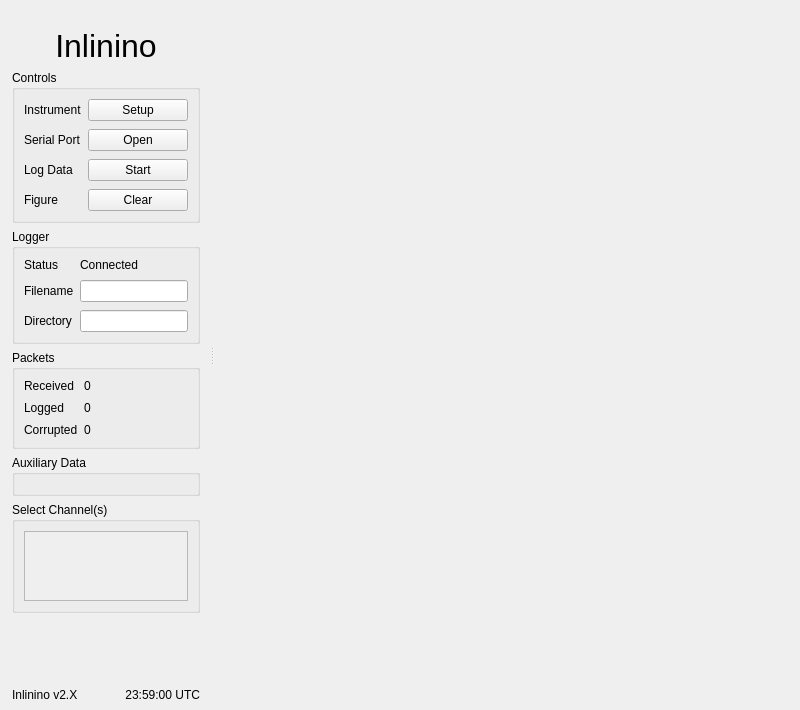
Above: inlinino/resources/main.ui from OceanOptics/Inlinino before the change. Below: the same form after it.
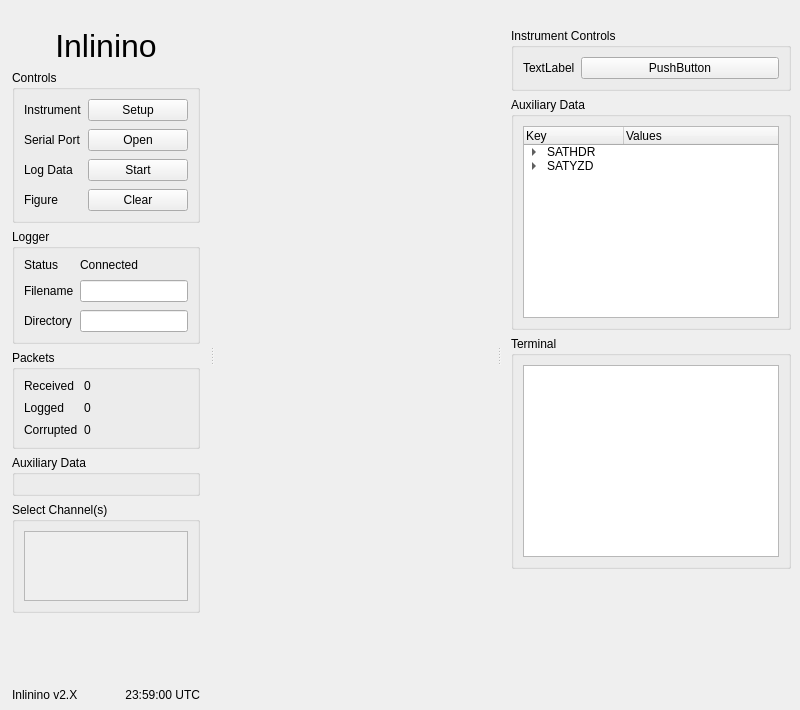
That is the form after the change.

```diff
--- a/inlinino/resources/main.ui
+++ b/inlinino/resources/main.ui
@@ -385,6 +385,132 @@
     </layout>
    </widget>
   </widget>
+  <widget class="QDockWidget" name="dock_widget_secondary">
+   <property name="floating">
+    <bool>false</bool>
+   </property>
+   <property name="features">
+    <set>QDockWidget::DockWidgetMovable</set>
+   </property>
+   <property name="allowedAreas">
+    <set>Qt::LeftDockWidgetArea|Qt::RightDockWidgetArea</set>
+   </property>
+   <attribute name="dockWidgetArea">
+    <number>2</number>
+   </attribute>
+   <widget class="QWidget" name="dock_widget_secondary_layout">
+    <layout class="QVBoxLayout" name="verticalLayout_2">
+     <item>
+      <widget class="QGroupBox" name="group_box_instrument_controls">
+       <property name="title">
+        <string>Instrument Controls</string>
+       </property>
+       <layout class="QFormLayout" name="formLayout">
+        <item row="0" column="0">
+         <widget class="QLabel" name="label_10">
+          <property name="text">
+           <string>TextLabel</string>
+          </property>
+         </widget>
+        </item>
+        <item row="0" column="1">
+         <widget class="QPushButton" name="pushButton">
+          <property name="text">
+           <string>PushButton</string>
+          </property>
+         </widget>
+        </item>
+       </layout>
+      </widget>
+     </item>
+     <item>
+      <widget class="QGroupBox" name="group_box_secondary_auxiliary_data">
+       <property name="title">
+        <string>Auxiliary Data</string>
+       </property>
+       <layout class="QVBoxLayout" name="verticalLayout_3">
+        <item>
+         <widget class="QTreeWidget" name="tree_widget_auxiliary_data">
+          <column>
+           <property name="text">
+            <string>Key</string>
+           </property>
+          </column>
+          <column>
+           <property name="text">
+            <string>Values</string>
+           </property>
+          </column>
+          <item>
+           <property name="text">
+            <string>SATHDR</string>
+           </property>
+           <property name="text">
+            <string/>
+           </property>
+           <item>
+            <property name="text">
+             <string>TILT</string>
+            </property>
+            <property name="text">
+             <string>-10</string>
+            </property>
+           </item>
+           <item>
+            <property name="text">
+             <string>PITCH</string>
+            </property>
+            <property name="text">
+             <string>5</string>
+            </property>
+           </item>
+          </item>
+          <item>
+           <property name="text">
+            <string>SATYZD</string>
+           </property>
+           <item>
+            <property name="text">
+             <string>Jouec</string>
+            </property>
+            <property name="text">
+             <string>10</string>
+            </property>
+           </item>
+          </item>
+         </widget>
+        </item>
+       </layout>
+      </widget>
+     </item>
+     <item>
+      <widget class="QGroupBox" name="group_box_terminal">
+       <property name="title">
+        <string>Terminal</string>
+       </property>
+       <layout class="QVBoxLayout" name="verticalLayout_4">
+        <item>
+         <widget class="QPlainTextEdit" name="plain_text_edit_terminal"/>
+        </item>
+       </layout>
+      </widget>
+     </item>
+     <item>
+      <spacer name="verticalSpacer">
+       <property name="orientation">
+        <enum>Qt::Vertical</enum>
+       </property>
+       <property name="sizeHint" stdset="0">
+        <size>
+         <width>20</width>
+         <height>40</height>
+        </size>
+       </property>
+      </spacer>
+     </item>
+    </layout>
+   </widget>
+  </widget>
  </widget>
  <resources/>
  <connections/>
```
Left out of the diff: 8 changed lines with no effect on the pictures.
